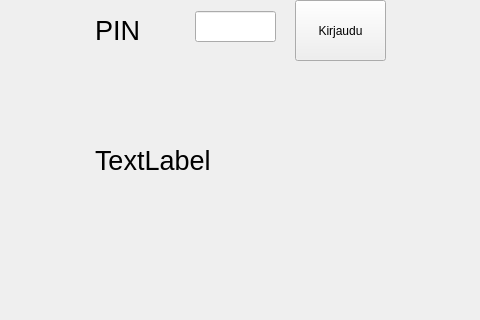
22kmo-project/group_15, file frontend/mainwindow.ui: the form before one commit; both pictures show x 85 to 565 and y 130 to 450 of the 800 by 600 pixel window.
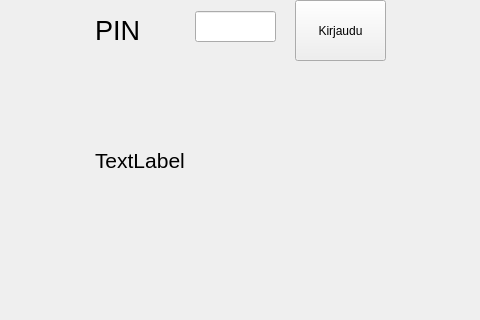
The form after the commit.

Commit message: enterillä kirjautuminen piniä laittaessa

Patch:
```diff
--- a/frontend/mainwindow.ui
+++ b/frontend/mainwindow.ui
@@ -110,7 +110,7 @@
     </property>
     <property name="font">
      <font>
-      <pointsize>20</pointsize>
+      <pointsize>16</pointsize>
      </font>
     </property>
     <property name="text">
```
Left out of the diff: 6 changed lines with no effect on the pictures. The commit also changes 2 other files.
